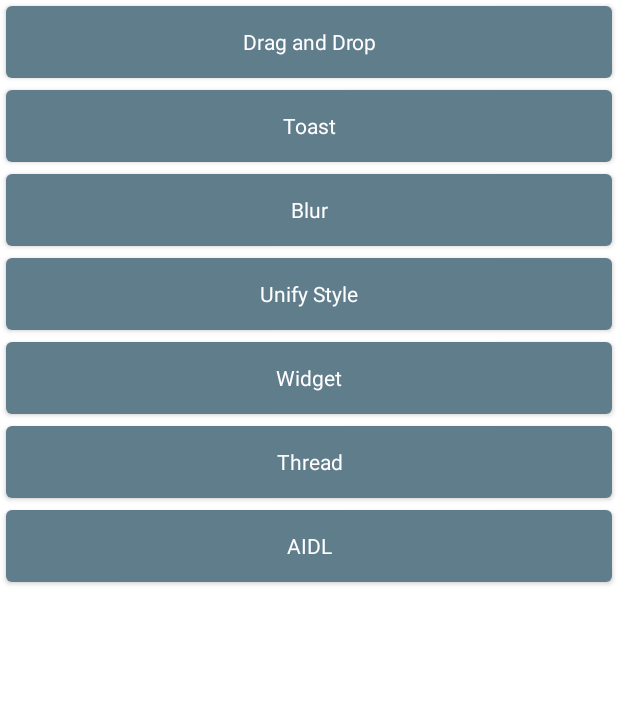
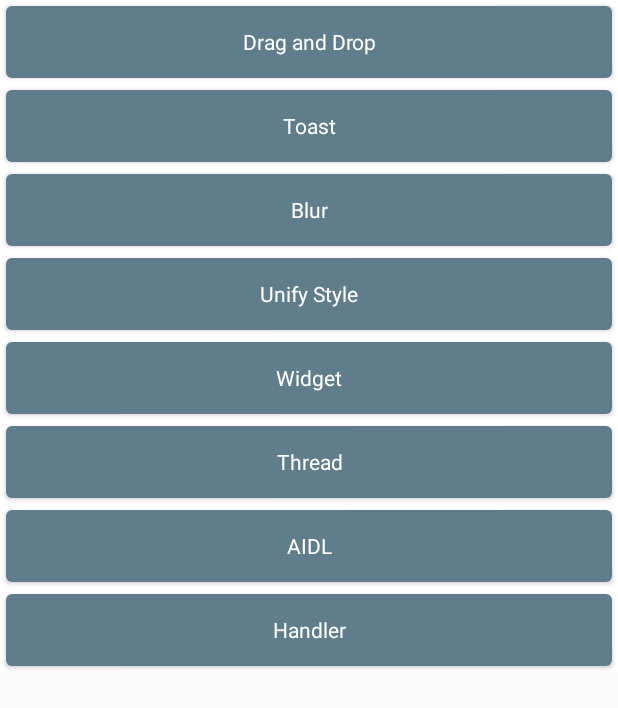
Before and after one commit to InSightSuen/StayFoolish, an Android app: the layout activity_main.xml on its own in the app's theme, with its tools: preview values and no code run, on a phone screen of 412 x 824 dp. Shown: the top 708 px of the screen. Run offline under Robolectric (Android 15) with nearby library versions, the phone set to English and light mode, and no system bars.

Commit message:
add handler test

```diff
--- a/app/src/main/AndroidManifest.xml
+++ b/app/src/main/AndroidManifest.xml
@@ -27,6 +27,7 @@
         <activity android:name=".ui.widget.WidgetActivity"/>
         <activity android:name=".ui.thread.ThreadActivity"/>
         <activity android:name=".ui.aidl.AidlActivity"/>
+        <activity android:name=".ui.handler.HandlerActivity"/>
     </application>
 
 </manifest>
--- a/app/src/main/java/com/insightsuen/stayfoolish/ui/main/MainActivity.java
+++ b/app/src/main/java/com/insightsuen/stayfoolish/ui/main/MainActivity.java
@@ -7,6 +7,7 @@ import com.insightsuen.stayfoolish.base.BaseActivity;
 import com.insightsuen.stayfoolish.ui.aidl.AidlActivity;
 import com.insightsuen.stayfoolish.ui.blur.BlurActivity;
 import com.insightsuen.stayfoolish.ui.drag.DragActivity;
+import com.insightsuen.stayfoolish.ui.handler.HandlerActivity;
 import com.insightsuen.stayfoolish.ui.style.UnifyStyleActivity;
 import com.insightsuen.stayfoolish.ui.thread.ThreadActivity;
 import com.insightsuen.stayfoolish.ui.toast.ToastActivity;
@@ -50,4 +51,8 @@ public class MainActivity extends BaseActivity {
         AidlActivity.start(this);
     }
 
+    public void onCLickHandler(View view) {
+        HandlerActivity.start(this);
+    }
+
 }
--- a/app/src/main/res/layout/activity_main.xml
+++ b/app/src/main/res/layout/activity_main.xml
@@ -5,9 +5,13 @@
 
     </data>
 
+    <ScrollView
+        android:layout_width="match_parent"
+        android:layout_height="match_parent">
+
         <LinearLayout
             android:layout_width="match_parent"
-        android:layout_height="match_parent"
+            android:layout_height="wrap_content"
             android:background="@color/colorWhite"
             android:orientation="vertical">
 
@@ -60,5 +64,14 @@
                 android:onClick="onClickAidl"
                 android:text="@string/btn_aidl"/>
 
+            <Button
+                android:layout_width="match_parent"
+                android:layout_height="wrap_content"
+                android:layout_margin="4dp"
+                android:onClick="onCLickHandler"
+                android:text="@string/btn_handler"/>
+
         </LinearLayout>
+
+    </ScrollView>
 </layout>
--- a/app/src/main/res/values/strings.xml
+++ b/app/src/main/res/values/strings.xml
@@ -8,6 +8,7 @@
     <string name="btn_widget">Widget</string>
     <string name="btn_thread">Thread</string>
     <string name="btn_aidl">AIDL</string>
+    <string name="btn_handler">Handler</string>
     <string name="btn_gallery">Gallery</string>
 
     <string name="btn_start">Start</string>
```
Also changed, not shown: app/src/main/java/com/insightsuen/stayfoolish/ui/handler/HandlerActivity.java (added, +43 -0 lines), app/src/main/java/com/insightsuen/stayfoolish/ui/handler/HandlerViewModel.java (added, +70 -0 lines), app/src/main/res/layout/activity_handler.xml (added, +31 -0 lines). Lines whose indentation alone changed are shown as unchanged.
